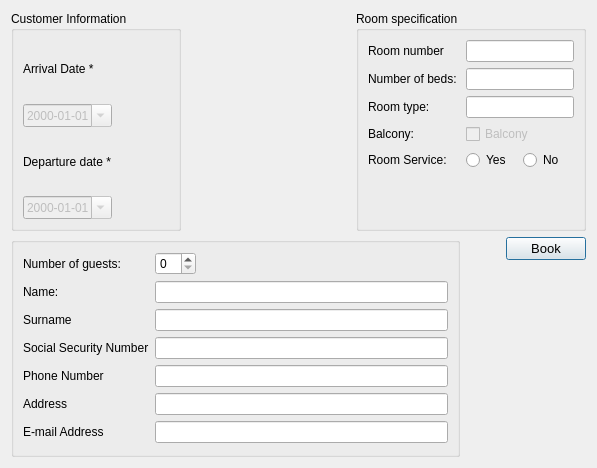
First picture: the form in code/qtApp/bookingDialog.ui, repository stoptherock1/HSM, before the edit.
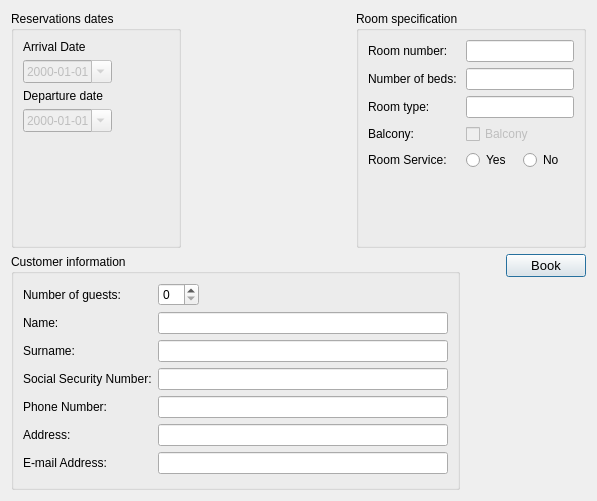
Second picture: the form after the edit.

Commit message:
bookingDialog minor corrections
1) labels fixed
2) the dialog made non-resizable

What changed in the file:
```diff
--- a/code/qtApp/bookingDialog.ui
+++ b/code/qtApp/bookingDialog.ui
@@ -7,11 +7,11 @@
     <x>0</x>
     <y>0</y>
     <width>597</width>
-    <height>468</height>
+    <height>501</height>
    </rect>
   </property>
   <property name="sizePolicy">
-   <sizepolicy hsizetype="Fixed" vsizetype="Expanding">
+   <sizepolicy hsizetype="Preferred" vsizetype="Preferred">
     <horstretch>0</horstretch>
     <verstretch>0</verstretch>
    </sizepolicy>
@@ -19,7 +19,7 @@
   <property name="maximumSize">
    <size>
     <width>700</width>
-    <height>470</height>
+    <height>1470</height>
    </size>
   </property>
   <property name="windowTitle">
@@ -34,7 +34,7 @@
      <item>
       <widget class="QGroupBox" name="verticalGroupBox_2">
        <property name="title">
-        <string>Customer Information</string>
+        <string>Reservations dates</string>
        </property>
        <layout class="QVBoxLayout" name="verticalLayout_4">
         <item>
@@ -44,7 +44,7 @@
             <item>
              <widget class="QLabel" name="label_2">
               <property name="text">
-               <string>Arrival Date *</string>
+               <string>Arrival Date</string>
               </property>
              </widget>
             </item>
@@ -64,7 +64,7 @@
             <item>
              <widget class="QLabel" name="label_3">
               <property name="text">
-               <string>Departure date *</string>
+               <string>Departure date</string>
               </property>
              </widget>
             </item>
@@ -81,6 +81,19 @@
               </property>
              </widget>
             </item>
+            <item>
+             <spacer name="verticalSpacer_2">
+              <property name="orientation">
+               <enum>Qt::Vertical</enum>
+              </property>
+              <property name="sizeHint" stdset="0">
+               <size>
+                <width>20</width>
+                <height>40</height>
+               </size>
+              </property>
+             </spacer>
+            </item>
            </layout>
           </item>
           <item>
@@ -204,7 +217,7 @@
         <item row="0" column="0">
          <widget class="QLabel" name="label">
           <property name="text">
-           <string>Room number</string>
+           <string>Room number:</string>
           </property>
          </widget>
         </item>
@@ -217,6 +230,9 @@
     <layout class="QHBoxLayout" name="horizontalLayout_7" stretch="2,0">
      <item>
       <widget class="QGroupBox" name="formGroupBox">
+       <property name="title">
+        <string>Customer information</string>
+       </property>
        <layout class="QFormLayout" name="formLayout_2">
         <property name="fieldGrowthPolicy">
          <enum>QFormLayout::ExpandingFieldsGrow</enum>
@@ -248,7 +264,7 @@
         <item row="2" column="0">
          <widget class="QLabel" name="lastNameLabel">
           <property name="text">
-           <string>Surname</string>
+           <string>Surname:</string>
           </property>
          </widget>
         </item>
@@ -262,7 +278,7 @@
         <item row="3" column="0">
          <widget class="QLabel" name="socialSecurityNumberLabel">
           <property name="text">
-           <string>Social Security Number</string>
+           <string>Social Security Number:</string>
           </property>
          </widget>
         </item>
@@ -276,7 +292,7 @@
         <item row="4" column="0">
          <widget class="QLabel" name="phoneNumberLabel">
           <property name="text">
-           <string>Phone Number</string>
+           <string>Phone Number:</string>
           </property>
          </widget>
         </item>
@@ -290,7 +306,7 @@
         <item row="5" column="0">
          <widget class="QLabel" name="addressLabel">
           <property name="text">
-           <string>Address</string>
+           <string>Address:</string>
           </property>
          </widget>
         </item>
@@ -304,7 +320,7 @@
         <item row="6" column="0">
          <widget class="QLabel" name="eMailAddressLabel">
           <property name="text">
-           <string>E-mail Address</string>
+           <string>E-mail Address:</string>
           </property>
          </widget>
         </item>
```
The commit also changes 1 other file.
